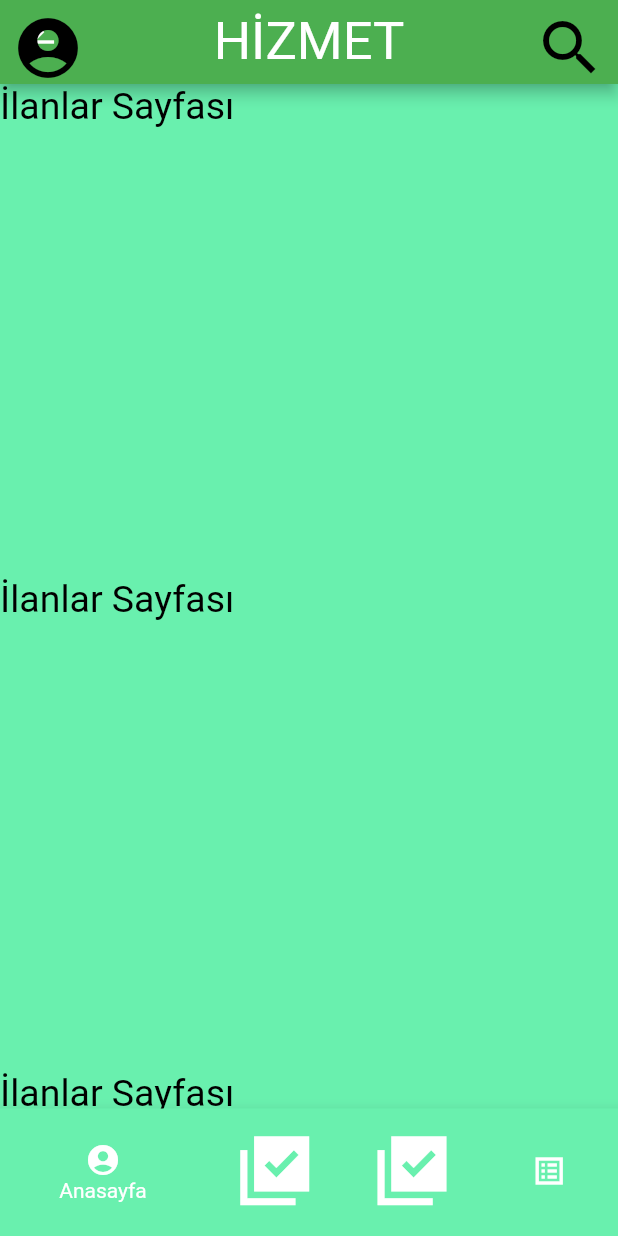
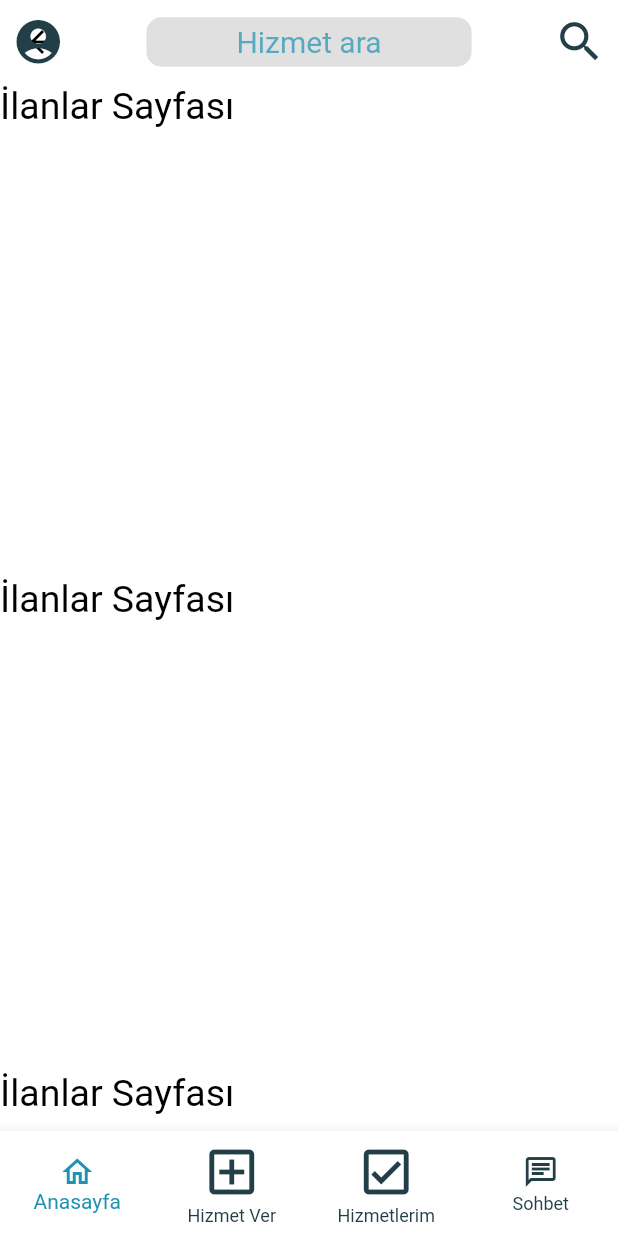
Before and after one commit to bilalozcan/hizmet_mobil_uygulama, a Flutter app: the MainPage screen opened by its route, on a phone screen of 412 x 824 dp. Run offline on Flutter 3.47's test engine with Material 2 defaults, Android fonts, the light colour scheme and no system bars; our stand-ins replace cloud_firestore, firebase_auth, firebase_core, fluttertoast, google_fonts, shared_preferences; accounts and stored records are empty.

Commit message:
Profil sayfası oluşturuldu ana sayfa simge yerleri düzeltildi yeni simgeler eklendi

```diff
--- a/lib/main.dart
+++ b/lib/main.dart
@@ -49,20 +49,24 @@ class _MyAppState extends State<MyApp> {
     super.initState();
   }
 
-
-
   @override
   Widget build(BuildContext context) {
     return MaterialApp(
       home: LoadingPage(),
       //_isActive == 1 ? MainPage() : SignIn(),
       theme: ThemeData(
-          backgroundColor: Colors.green,
-          primaryColor: Colors.green,
-          primarySwatch: Colors.green,
-          accentColor: Colors.white,
-          canvasColor: Colors.greenAccent,
-        indicatorColor: Colors.red,
+        primaryColor: Colors.white,
+        accentColor: Colors.white,
+        canvasColor: Colors.white,
+        appBarTheme: AppBarTheme(
+            actionsIconTheme: IconThemeData(
+              color: Color.fromRGBO(34, 63, 71, 1),
+            )),
+        bottomNavigationBarTheme: BottomNavigationBarThemeData(
+          backgroundColor: Colors.white,
+          selectedItemColor: Color.fromRGBO(30, 146, 179, 1),
+          unselectedItemColor: Color.fromRGBO(34, 63, 71, 1),
+        ),
       ),
       debugShowCheckedModeBanner: false,
       routes: {
--- a/lib/ui/MainPage.dart
+++ b/lib/ui/MainPage.dart
@@ -46,6 +46,7 @@ class _MainPageState extends State<MainPage> {
       },
       child: Scaffold(
         bottomNavigationBar: BottomNavigationBar(
+          type: BottomNavigationBarType.fixed,
           onTap: (currentIndex) {
             setState(() {
               _currentNavigationBarIndex = currentIndex;
@@ -54,16 +55,18 @@ class _MainPageState extends State<MainPage> {
           currentIndex: _currentNavigationBarIndex,
           items: [
             BottomNavigationBarItem(
-                icon: Icon(Icons.account_circle), label: "Anasayfa"),
+                icon: Icon(Icons.home_outlined), label: "Anasayfa"),
             BottomNavigationBarItem(
-                icon: Icon(Icons.library_add_check_sharp,size: 55), label: "Hizmet Ver"),
+                icon: Icon(Icons.add_box_outlined, size: 40), label: "Hizmet Ver"),
             BottomNavigationBarItem(
-                icon: Icon(Icons.library_add_check_sharp,size: 55), label: "Hizmetlerim"),
+                icon: Icon(Icons.check_box_outlined, size: 40),
+                label: "Hizmetlerim"),
             BottomNavigationBarItem(
-                icon: Icon(Icons.list_alt_sharp), label: "Sohbet")
+                icon: Icon(Icons.chat_outlined), label: "Sohbet")
           ],
         ),
-        appBar: AppBar(
+
+        /*appBar: AppBar(
           actions: [
             Container(
               width: MediaQuery.of(context).size.width,
@@ -73,40 +76,91 @@ class _MainPageState extends State<MainPage> {
                 children: [
                   IconButton(
                     icon: Icon(Icons.account_circle),
-                    iconSize: 48,
-                    color: Colors.black,
-                    onPressed: (){
-                      Navigator.push(context, MaterialPageRoute(builder: (context)=>ProfilePage()));
+                    iconSize: 35,
+                    onPressed: () {
+                      Navigator.push(
+                          context,
+                          MaterialPageRoute(
+                              builder: (context) => ProfilePage()));
                     },
                   ),
-                  Text(
-                    "HİZMET",
-                    style: GoogleFonts.hammersmithOne(fontSize: 35)
-                  ),
+                  Text("HİZMET",
+                      style: GoogleFonts.hammersmithOne(
+                        fontSize: 35,
+                        color: Color.fromRGBO(30, 146, 179, 1),
+                      )),
                   IconButton(
                     icon: Icon(Icons.search),
-                    iconSize: 48,
-                    color: Colors.black,
-                    onPressed: (){
-                    },
+                    iconSize: 35,
+                    onPressed: () {},
                   ),
                 ],
               ),
             ),
           ],
+        ),*/
+        //body: Pages(_currentNavigationBarIndex),
+        body: CustomScrollView(
+          slivers: <Widget>[
+            SliverAppBar(
+              actions: [
+                Container(
+                  width: MediaQuery.of(context).size.width,
+                  child: Row(
+                    mainAxisSize: MainAxisSize.max,
+                    mainAxisAlignment: MainAxisAlignment.spaceBetween,
+                    children: [
+                      IconButton(
+                        icon: Icon(Icons.account_circle),
+                        iconSize: 35,
+                        onPressed: () {
+                          Navigator.push(
+                              context,
+                              MaterialPageRoute(
+                                  builder: (context) => ProfilePage()));
+                        },
                       ),
-        body: Pages(_currentNavigationBarIndex),
+                      Container(
+                        padding: EdgeInsets.symmetric(vertical: 5,horizontal: 60),
+                        decoration: BoxDecoration(
+                          color: Colors.black12,
+                          borderRadius: new BorderRadius.all(
+                              new Radius.circular(10.0)), //kenarları yuvarlaklaştırır
+                        ),
+                        child: Text("Hizmet ara",
+                            style: GoogleFonts.roboto(
+                              fontSize: 20,
+                              color: Color.fromRGBO(30, 146, 179, 0.7),
+                            )),
+                      ),
+
+
+                      IconButton(
+                        icon: Icon(Icons.search),
+                        iconSize: 35,
+                        onPressed: () {},
+                      ),
+                    ],
+                  ),
+                ),
+              ],
+              floating: true,
+            ),
+            SliverList(
+              delegate: SliverChildListDelegate(
+                Pages(),
+              ),
+            ),
+          ],
+        ),
       ),
     );
   }
 
-  Pages(int currentNavigationBarIndex) {
-    switch (_currentNavigationBarIndex) {
-      case 0:
-        return ListView(
+  List<Widget> Pages() {
+    return [
       //mainAxisAlignment: MainAxisAlignment.spaceEvenly,
       //crossAxisAlignment: CrossAxisAlignment.end,
-          children: [
       Text(
         "İlanlar Sayfası",
         style: TextStyle(fontSize: 25, color: Colors.black),
@@ -139,14 +193,7 @@ class _MainPageState extends State<MainPage> {
         "İlanlar Sayfası",
         style: TextStyle(fontSize: 25, color: Colors.black),
       ),
-          ],
-        );
-
-      case 1:
-        return Text("İlanlar Sayfası");
-      case 2:
-        return Text("Kategori Sayfası");
-    }
+    ];
   }
 /*Dialog(child: CarouselSlider(photoPaths:["assets/carouselPhotos/photo1.jpg","assets/carouselPhotos/photo2.jpg","assets/carouselPhotos/photo3.jpg"]),),*/
 }
```
Lines whose indentation alone changed are shown as unchanged.
